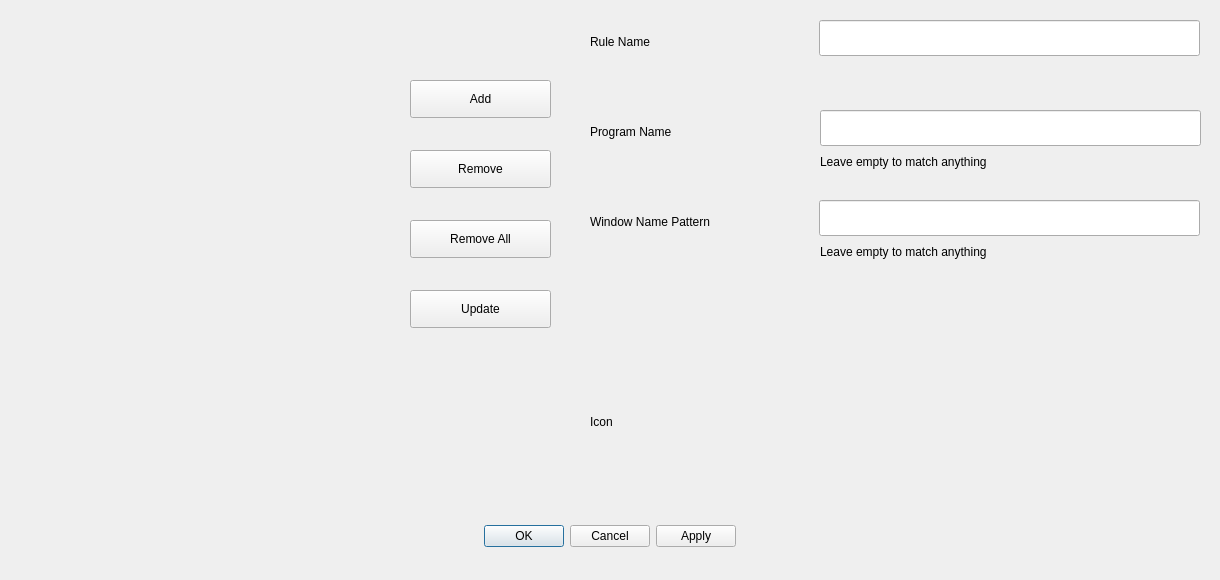
Qt form src/view/icon_override_rules_dialog.ui (dangvd/ksmoothdock) before a commit.
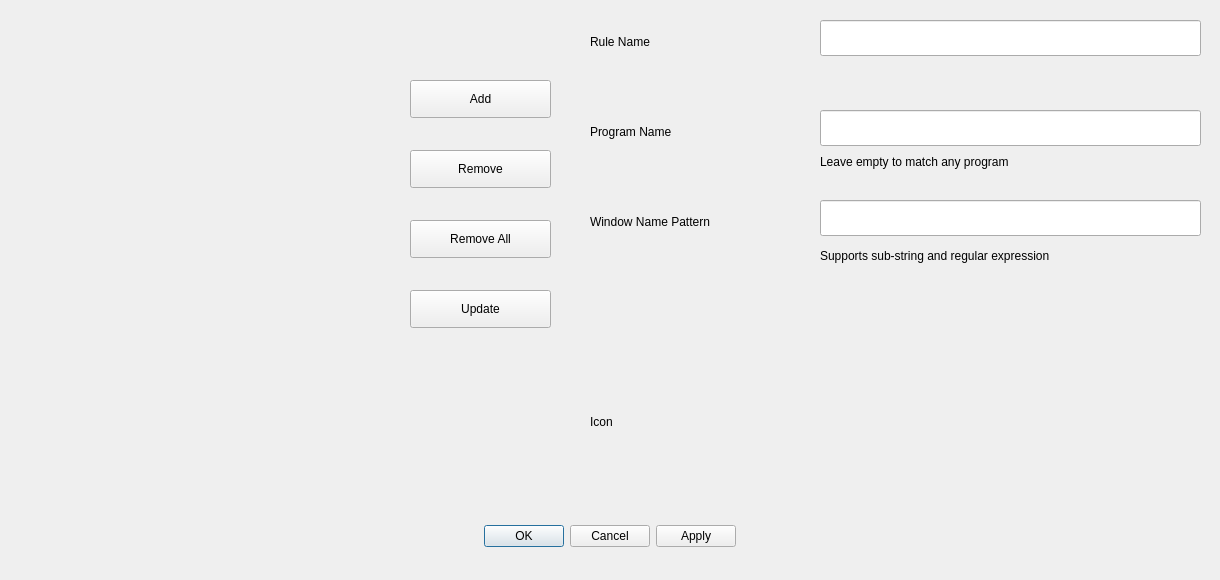
The same form after that commit. Icons and pictures are not drawn.

Commit message: Task Manager: Supports regex matching in addition to sub-string matching in window name pattern for Icon Override rules. #3

Patch:
```diff
--- a/src/view/icon_override_rules_dialog.ui
+++ b/src/view/icon_override_rules_dialog.ui
@@ -99,7 +99,7 @@
   <widget class="QLineEdit" name="name">
    <property name="geometry">
     <rect>
-     <x>819</x>
+     <x>820</x>
      <y>20</y>
      <width>381</width>
      <height>36</height>
@@ -122,7 +122,7 @@
   <widget class="QLineEdit" name="windowNameRegex">
    <property name="geometry">
     <rect>
-     <x>819</x>
+     <x>820</x>
      <y>200</y>
      <width>381</width>
      <height>36</height>
@@ -192,7 +192,7 @@
     </rect>
    </property>
    <property name="text">
-    <string>Leave empty to match anything</string>
+    <string>Leave empty to match any program</string>
    </property>
   </widget>
   <widget class="QLabel" name="label_2">
@@ -201,11 +201,11 @@
      <x>820</x>
      <y>240</y>
      <width>381</width>
-     <height>24</height>
+     <height>31</height>
     </rect>
    </property>
    <property name="text">
-    <string>Leave empty to match anything</string>
+    <string>Supports sub-string and regular expression</string>
    </property>
   </widget>
  </widget>
```
The commit also changes 2 other files.
